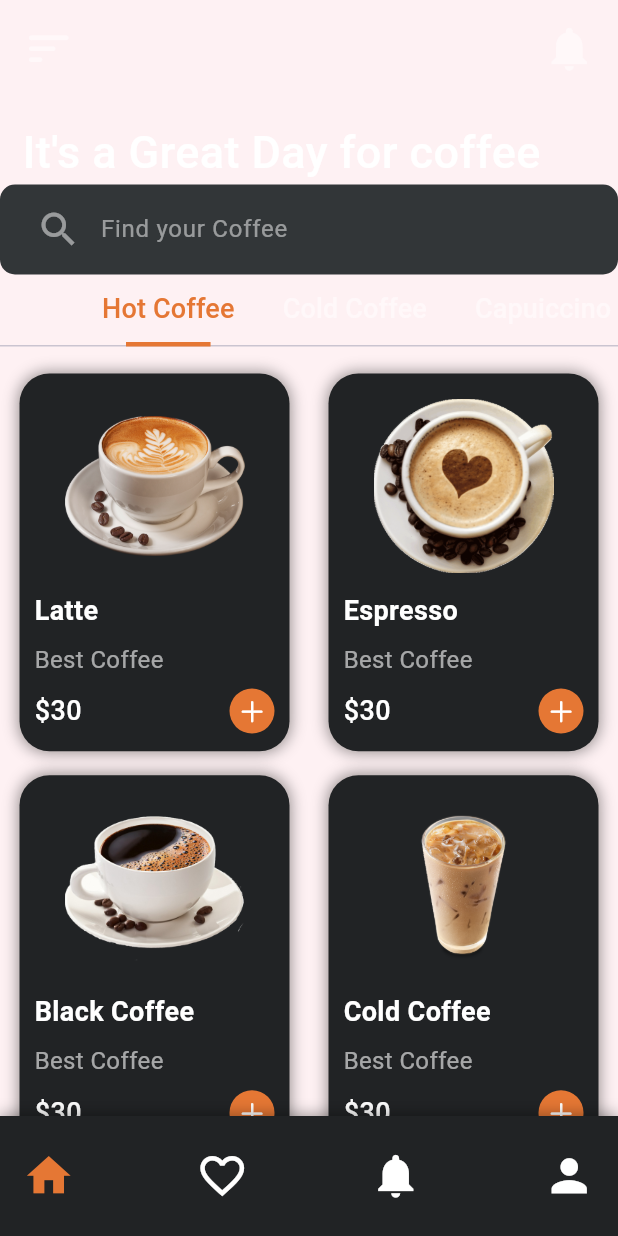
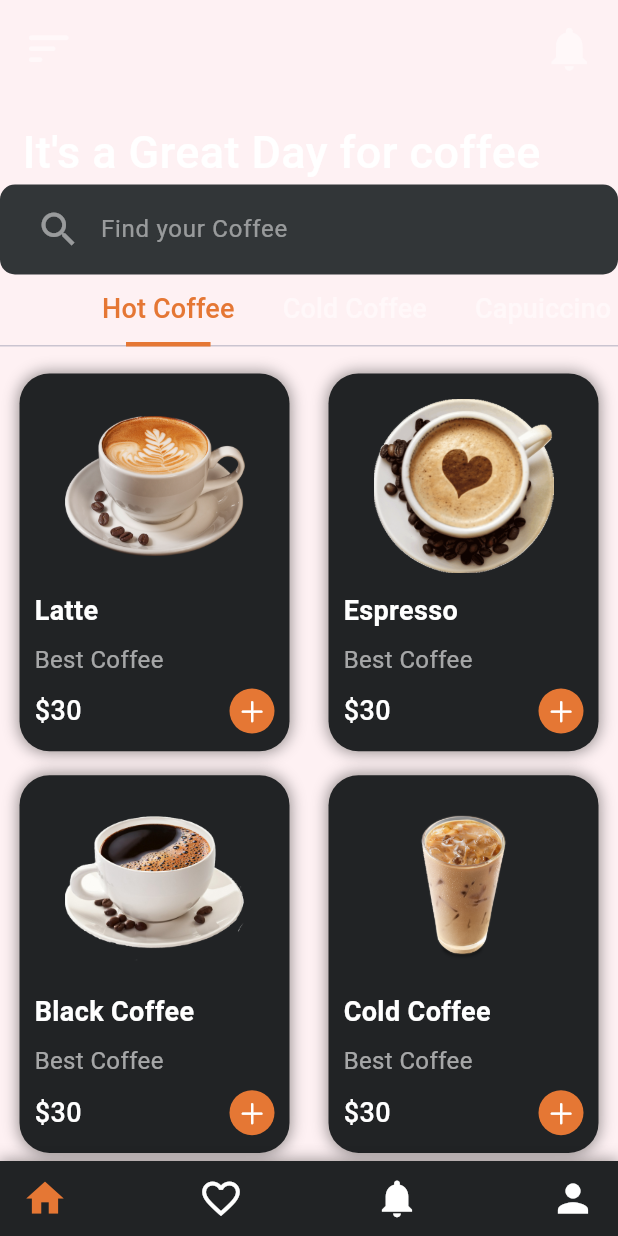
Before and after one commit to pruthidiksha/coffee_shop_ui, a Flutter app: the HomeScreen screen opened directly, on a phone screen of 412 x 824 dp. Run offline on Flutter 3.47's test engine with Material 2 defaults, Android fonts, the phone set to English and light mode, and no system bars; our stand-ins replace google_fonts.

Commit message:
Redme.md file

```diff
--- a/lib/screens/widgets/home_bottom_bar.dart
+++ b/lib/screens/widgets/home_bottom_bar.dart
@@ -7,7 +7,7 @@ class HomeBottomBar extends StatelessWidget {
   Widget build(BuildContext context) {
     return Container(
       padding: const EdgeInsets.symmetric(horizontal: 15),
-      height: 80,
+      height: 50,
       decoration: BoxDecoration(
           color: const Color(0xff212325),
           boxShadow: [
@@ -20,10 +20,10 @@ class HomeBottomBar extends StatelessWidget {
       child: const Row(
         mainAxisAlignment: MainAxisAlignment.spaceBetween,
         children: [
-          Icon(Icons.home, size: 35, color: Color(0xffe57734),),
-          Icon(Icons.favorite_outline, size: 35, color: Colors.white),
-          Icon(Icons.notifications, size: 35, color: Colors.white,),
-          Icon(Icons.person, size: 35, color: Colors.white,),
+          Icon(Icons.home, size: 30, color: Color(0xffe57734),),
+          Icon(Icons.favorite_outline, size: 30, color: Colors.white),
+          Icon(Icons.notifications, size: 30, color: Colors.white,),
+          Icon(Icons.person, size: 30, color: Colors.white,),
         ],
       ),
     );
```
Also changed, not shown: assets/homepage.png (added), assets/item_page.png (added), assets/welcome_page.png (added), 1 other file.
